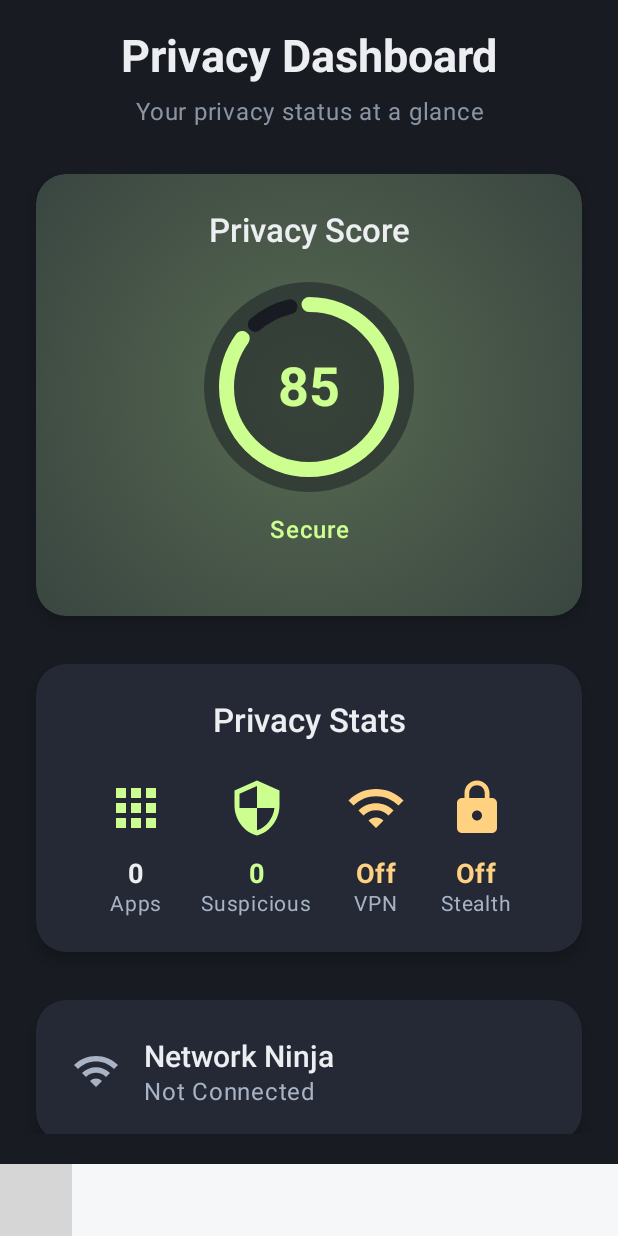
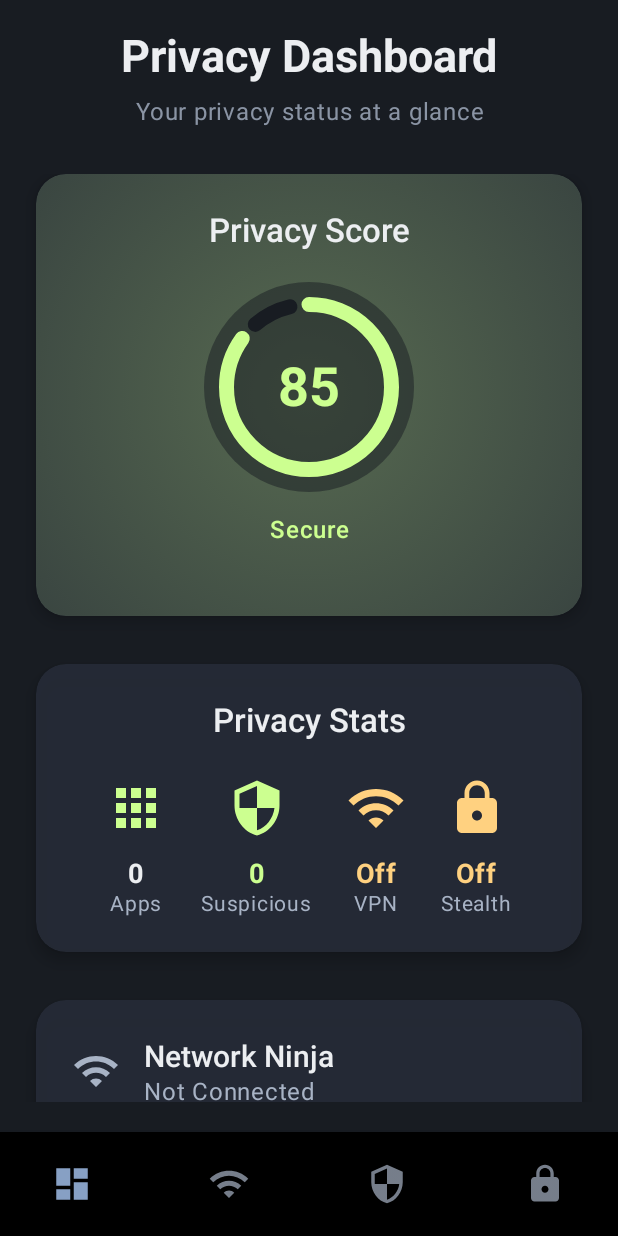
Before and after one commit to itza2k/privacyninja, an Android app built with Jetpack Compose: the screen it shows after launch (MainActivity), on a phone screen of 412 x 824 dp. Run offline under Robolectric (Android 15) with nearby library versions, the phone set to English and light mode, and no system bars; grey boxes are pictures that could not be loaded.

Commit message:
feat: Bottom Navigation Bar

```diff
--- a/app/src/main/java/com/itza2k/privacyninja/ui/navigation/AppNavigation.kt
+++ b/app/src/main/java/com/itza2k/privacyninja/ui/navigation/AppNavigation.kt
@@ -107,3 +107,46 @@ fun AppNavigation(privacyRepository: PrivacyRepository) {
         }
     }
 }
+
+@Composable
+fun BottomNavigationBar(navController: NavHostController) {
+    Surface(
+        modifier = Modifier
+            .shadow(8.dp),
+        color = Color(0xFF000000)
+    ) {
+        NavigationBar(
+            modifier = Modifier.height(69.dp),
+            containerColor = Color.Transparent,
+            contentColor = TextSecondary
+        ) {
+            val navBackStackEntry by navController.currentBackStackEntryAsState()
+            val currentDestination = navBackStackEntry?.destination
+            val isSelected = { screen: Screen ->
+                currentDestination?.hierarchy?.any { it.route == screen.route } == true
+            }
+
+            items.forEach { screen ->
+                NavigationBarItem(
+                    icon = screen.icon,
+                    selected = isSelected(screen),
+                    onClick = {
+                        navController.navigate(screen.route) {
+                            popUpTo(navController.graph.findStartDestination().id) {
+                                saveState = true
+                            }
+                            launchSingleTop = true
+                            restoreState = true
+                        }
+                    },
+                    colors = NavigationBarItemDefaults.colors(
+                        selectedIconColor = NinjaAccent,
+                        unselectedIconColor = TextSecondary.copy(alpha = 0.7f),
+                        indicatorColor = Color.Transparent
+                    ),
+                    modifier = Modifier.padding(vertical = 4.dp, horizontal = 8.dp)
+                )
+            }
+        }
+    }
+}
```
